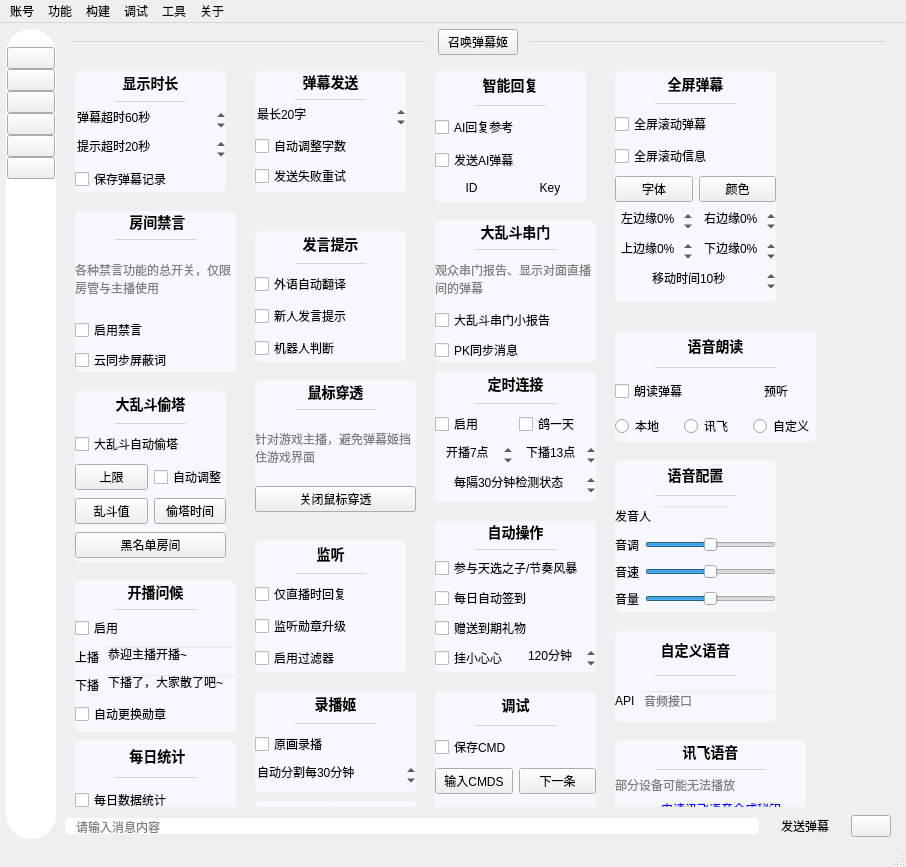
Above: mainwindow/mainwindow.ui from iwxyi/Bilibili-MagicalDanmaku before the change. Below: the same form after it.
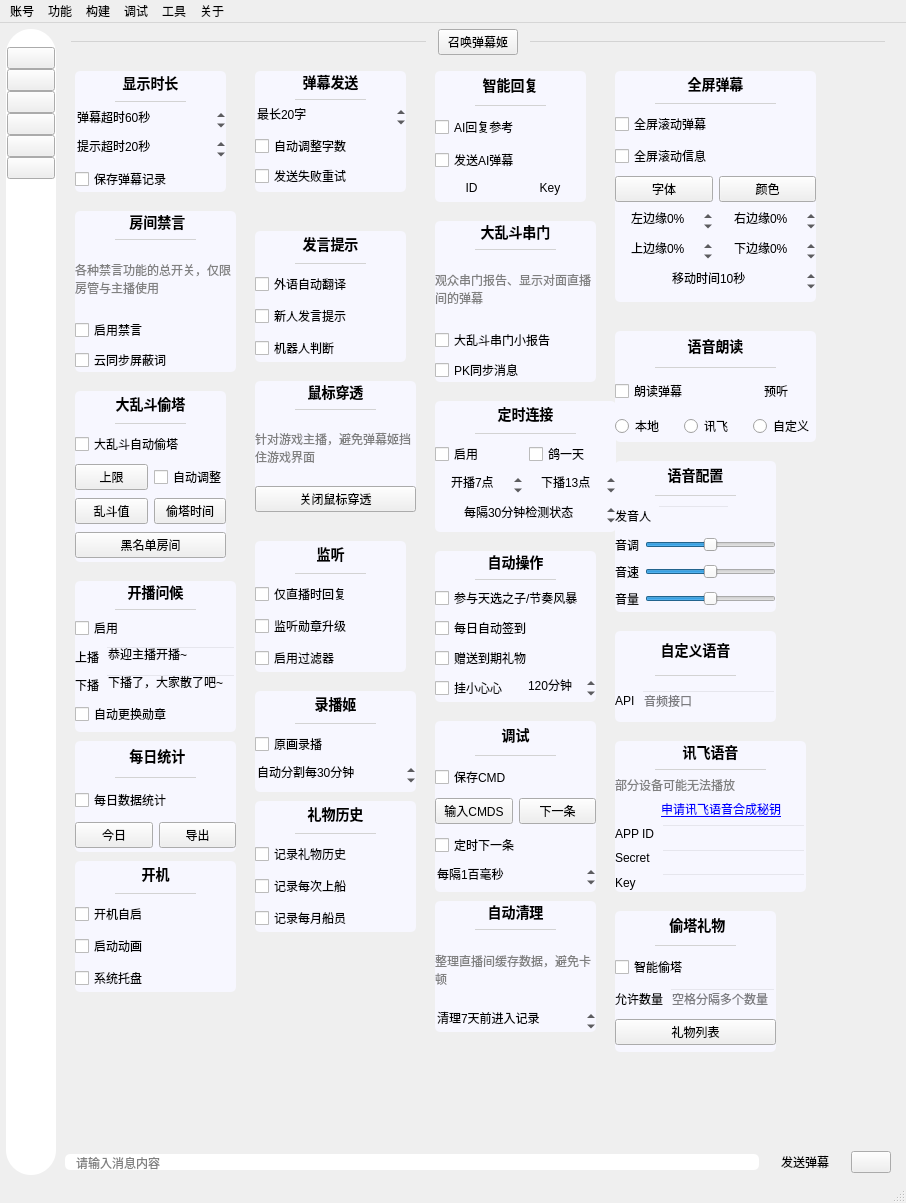
That is the form after the change. Icons and pictures are not drawn. Custom widgets are drawn as their Qt base class.

The edit to the form file:
```diff
--- a/mainwindow/mainwindow.ui
+++ b/mainwindow/mainwindow.ui
@@ -7,7 +7,7 @@
     <x>0</x>
     <y>0</y>
     <width>906</width>
-    <height>867</height>
+    <height>1203</height>
    </rect>
   </property>
   <property name="windowTitle">
@@ -1344,7 +1344,7 @@
              <x>0</x>
              <y>0</y>
              <width>826</width>
-             <height>729</height>
+             <height>1065</height>
             </rect>
            </property>
            <property name="styleSheet">
@@ -1931,7 +1931,7 @@
               <x>370</x>
               <y>160</y>
               <width>161</width>
-              <height>141</height>
+              <height>161</height>
              </rect>
             </property>
             <property name="styleSheet">
@@ -2385,8 +2385,8 @@
             <property name="geometry">
              <rect>
               <x>370</x>
-              <y>310</y>
-              <width>161</width>
+              <y>340</y>
+              <width>181</width>
               <height>131</height>
              </rect>
             </property>
@@ -2581,7 +2581,7 @@
             <property name="geometry">
              <rect>
               <x>370</x>
-              <y>460</y>
+              <y>490</y>
               <width>161</width>
               <height>151</height>
              </rect>
@@ -3134,7 +3134,7 @@
             <property name="geometry">
              <rect>
               <x>370</x>
-              <y>630</y>
+              <y>660</y>
               <width>161</width>
               <height>171</height>
              </rect>
@@ -3348,7 +3348,7 @@
              <rect>
               <x>550</x>
               <y>10</y>
-              <width>161</width>
+              <width>201</width>
               <height>231</height>
              </rect>
             </property>
@@ -4179,9 +4179,9 @@
             <property name="geometry">
              <rect>
               <x>370</x>
-              <y>810</y>
+              <y>840</y>
               <width>161</width>
-              <height>121</height>
+              <height>131</height>
              </rect>
             </property>
             <property name="styleSheet">
```
